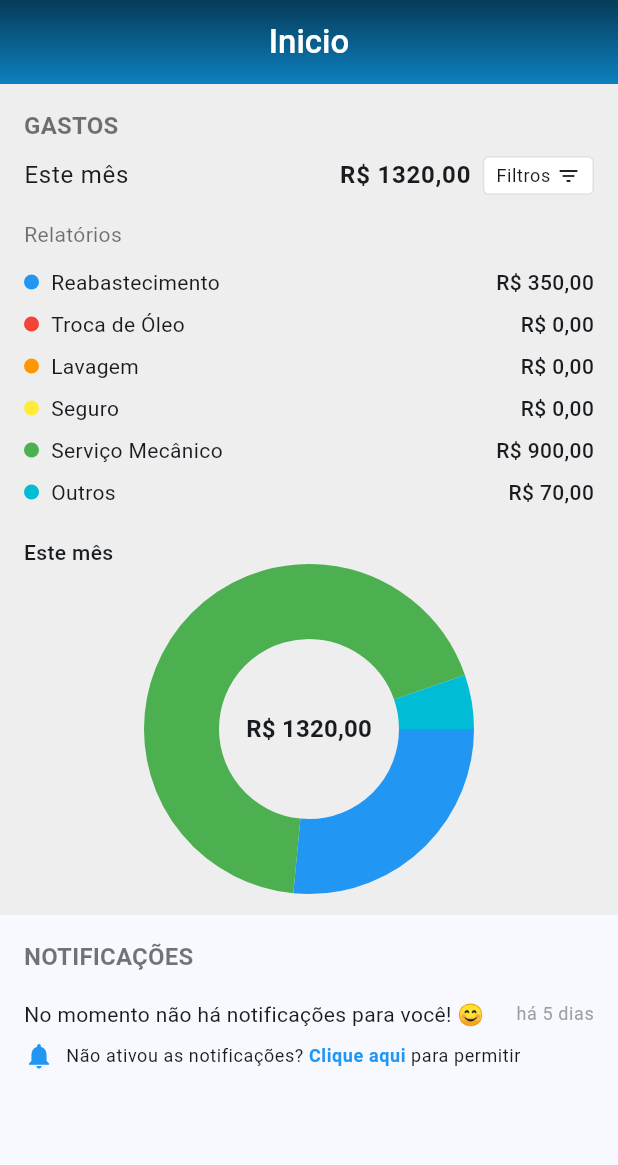
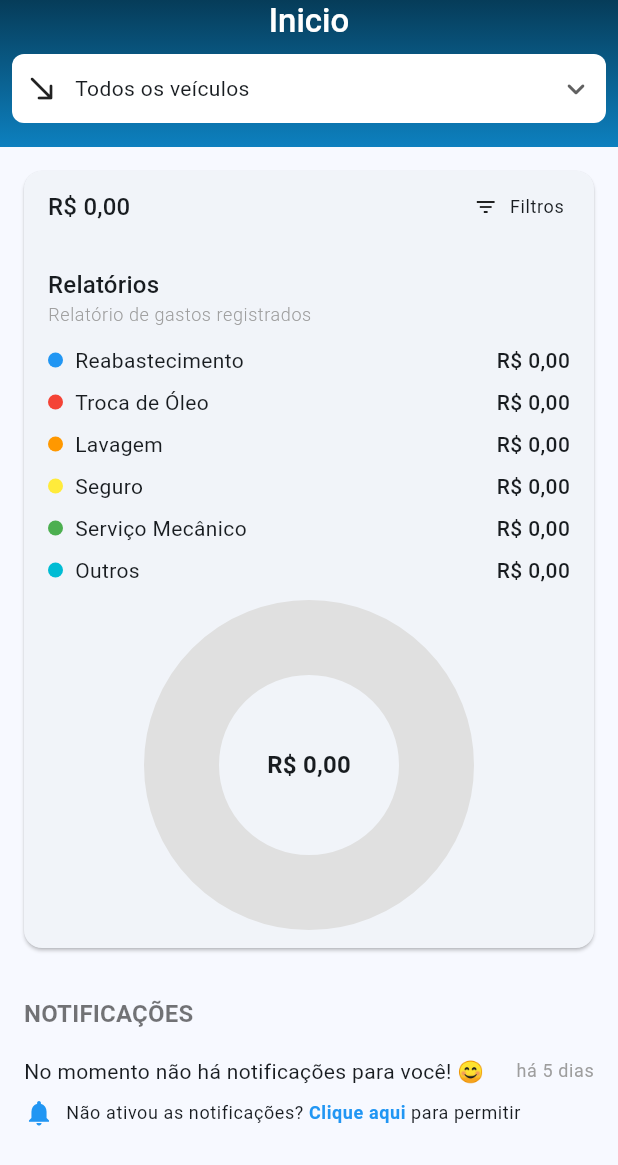
Before and after one commit to diogomachad0/auto_care_plus_app, a Flutter app: the HomeScreen screen opened by its route, on a phone screen of 412 x 824 dp. Shown: the top 1165 px of the screen. Run offline on Flutter 3.47's test engine with Material 3 defaults, Android fonts, the phone set to English and light mode, and no system bars; drawn by our look-alikes of fl_chart, oktoast; our stand-ins replace firebase_auth, firebase_core, flutter_local_notifications, flutter_map, flutter_mobx, flutter_modular and 10 more; missing offline and left inert: pkg_flutter_utils; accounts and stored records are empty; generated files the repository leaves out were written again; Roboto replaces fonts that are missing (Cabin).

Commit message:
fix: ajustes p/ retirar mock

```diff
--- a/lib/app/modules/home/home_screen.dart
+++ b/lib/app/modules/home/home_screen.dart
@@ -1,8 +1,11 @@
-import 'dart:math' as math;
-
+import 'package:auto_care_plus_app/app/modules/home/home_controller.dart';
 import 'package:auto_care_plus_app/app/shared/mixin/theme_mixin.dart';
 import 'package:fl_chart/fl_chart.dart';
 import 'package:flutter/material.dart';
+import 'package:flutter_mobx/flutter_mobx.dart';
+import 'package:flutter_modular/flutter_modular.dart';
+
+import '../veiculo/store/veiculo_store.dart';
 
 class HomeScreen extends StatefulWidget {
   const HomeScreen({super.key});
@@ -12,33 +15,59 @@ class HomeScreen extends StatefulWidget {
 }
 
 class _HomeScreenState extends State<HomeScreen> with ThemeMixin {
-  int _selectedIndex = 1;
-  final PageController _pageController = PageController();
+  late final HomeController _controller;
 
-  final List<ExpenseCategory> _expenses = [
-    ExpenseCategory('Reabastecimento', 350.0, Colors.blue),
-    ExpenseCategory('Troca de Óleo', 0.0, Colors.red),
-    ExpenseCategory('Lavagem', 0.0, Colors.orange),
-    ExpenseCategory('Seguro', 0.0, Colors.yellow),
-    ExpenseCategory('Serviço Mecânico', 900.0, Colors.green),
-    ExpenseCategory('Outros', 70.0, Colors.cyan),
-  ];
-
-  double get _totalExpense {
-    return _expenses.fold(0, (sum, expense) => sum + expense.value);
+  @override
+  void initState() {
+    super.initState();
+    _controller = Modular.get<HomeController>();
+    _loadData();
   }
 
-  @override
-  void dispose() {
-    _pageController.dispose();
-    super.dispose();
+  Future<void> _loadData() async {
+    await _controller.load();
   }
 
   @override
   Widget build(BuildContext context) {
     return Scaffold(
-        appBar: AppBar(
-          flexibleSpace: Container(
+      body: Column(
+        children: [
+          _buildAppBar(),
+          Expanded(
+            child: Observer(
+              builder: (_) {
+                if (_controller.isLoading) {
+                  return const Center(child: CircularProgressIndicator());
+                }
+
+                return RefreshIndicator(
+                  onRefresh: _loadData,
+                  child: SingleChildScrollView(
+                    child: Column(
+                      crossAxisAlignment: CrossAxisAlignment.start,
+                      children: [
+                        _buildExpensesSection(),
+                        _buildNotificationsSection(),
+                      ],
+                    ),
+                  ),
+                );
+              },
+            ),
+          ),
+        ],
+      ),
+    );
+  }
+
+  Widget _buildAppBar() {
+    return Container(
+      width: double.infinity,
+      padding: EdgeInsets.only(
+        top: MediaQuery.of(context).padding.top,
+        bottom: 8,
+      ),
       decoration: BoxDecoration(
         gradient: LinearGradient(
           colors: [
@@ -49,116 +78,203 @@ class _HomeScreenState extends State<HomeScreen> with ThemeMixin {
           end: Alignment.topCenter,
         ),
       ),
-          ),
-          centerTitle: true,
-          automaticallyImplyLeading: false,
-          title: Text(
+      child: Column(
+        children: [
+          Row(
+            mainAxisAlignment: MainAxisAlignment.center,
+            children: [
+              Text(
                 'Inicio',
                 style: textTheme.titleLarge?.copyWith(
                   color: Colors.white,
                 ),
               ),
+            ],
           ),
-        body: Column(
+          _buildVehicleDropdown(),
+        ],
+      ),
+    );
+  }
+
+  Widget _buildVehicleDropdown() {
+    return Center(
+      child: Padding(
+        padding: const EdgeInsets.all(8.0),
+        child: Container(
+          padding: const EdgeInsets.symmetric(horizontal: 8),
+          width: double.infinity,
+          height: 46,
+          decoration: BoxDecoration(
+            color: colorScheme.onPrimary,
+            borderRadius: BorderRadius.circular(8),
+          ),
+          child: Observer(
+            builder: (_) {
+              final veiculos = _controller.veiculos;
+
+              return DropdownButtonHideUnderline(
+                child: DropdownButton<String?>(
+                  dropdownColor: Colors.grey.shade200,
+                  value: _controller.veiculoSelecionadoId,
+                  isExpanded: true,
+                  icon: const Icon(Icons.keyboard_arrow_down_rounded),
+                  hint: const Row(
                     children: [
+                      Icon(Icons.directions_car),
+                      SizedBox(width: 10),
+                    ],
+                  ),
+                  selectedItemBuilder: (context) {
+                    return [
+                      null,
+                      ...veiculos.map((v) => v.base.id),
+                    ].map<Widget>((String? id) {
+                      final isAll = id == null;
+                      final veiculo = isAll
+                          ? null
+                          : veiculos.firstWhere(
+                              (v) => v.base.id == id,
+                              orElse: () => VeiculoStoreFactory.novo(),
+                            );
+
+                      return Row(
+                        children: [
+                          Icon(isAll ? Icons.south_east_rounded : Icons.directions_car),
+                          const SizedBox(width: 10),
                           Expanded(
-              child: SingleChildScrollView(
-                child: Column(
-                  crossAxisAlignment: CrossAxisAlignment.start,
+                            child: Text(
+                              isAll ? 'Todos os veículos' : '${veiculo!.modelo} - ${veiculo.placa}',
+                              style: textTheme.bodyMedium,
+                              overflow: TextOverflow.ellipsis,
+                            ),
+                          ),
+                        ],
+                      );
+                    }).toList();
+                  },
+                  onChanged: (String? newValue) {
+                    _controller.setVeiculoSelecionado(newValue);
+                  },
+                  items: [
+                    DropdownMenuItem<String?>(
+                      value: null,
+                      child: Row(
+                        mainAxisAlignment: MainAxisAlignment.spaceBetween,
                         children: [
-                    _buildExpensesSection(),
-                    _buildNotificationsSection(),
+                          Row(
+                            children: [
+                              Icon(
+                                Icons.south_east_rounded,
+                                color: _controller.veiculoSelecionadoId == null ? Colors.white : colorScheme.secondary,
+                              ),
+                              const SizedBox(width: 10),
+                              Text(
+                                'Todos os veículos',
+                                style: textTheme.bodyMedium?.copyWith(
+                                  color: _controller.veiculoSelecionadoId == null ? colorScheme.onPrimary : colorScheme.secondary,
+                                ),
+                              ),
+                            ],
+                          ),
+                          const Icon(Icons.keyboard_arrow_down_rounded, color: Colors.transparent),
                         ],
                       ),
                     ),
+                    ...veiculos.map((veiculo) {
+                      final isSelected = _controller.veiculoSelecionadoId == veiculo.base.id;
+                      return DropdownMenuItem<String?>(
+                        value: veiculo.base.id,
+                        child: Row(
+                          mainAxisAlignment: MainAxisAlignment.spaceBetween,
+                          children: [
+                            Row(
+                              children: [
+                                Icon(
+                                  Icons.directions_car,
+                                  color: isSelected ? Colors.white : colorScheme.secondary,
+                                ),
+                                const SizedBox(width: 10),
+                                Text(
+                                  '${veiculo.modelo} - ${veiculo.placa}',
+                                  style: textTheme.bodyMedium?.copyWith(
+                                    color: isSelected ? colorScheme.onPrimary : colorScheme.secondary,
+                                  ),
                                 ),
                               ],
-        ));
+                            ),
+                          ],
+                        ),
+                      );
+                    }),
+                  ],
+                  borderRadius: BorderRadius.circular(8),
+                ),
+              );
+            },
+          ),
+        ),
+      ),
+    );
   }
 
   Widget _buildExpensesSection() {
-    return Container(
-      color: Colors.grey[200],
-      padding: const EdgeInsets.all(16.0),
-      child: Column(
+    return Card(
+      margin: const EdgeInsets.all(16),
+      child: Padding(
+        padding: const EdgeInsets.only(top: 0, bottom: 22, left: 16, right: 16),
+        child: Observer(
+          builder: (_) {
+            final gastos = _controller.gastosCategorizados;
+            final totalGastos = _controller.totalGastos;
+            final expenses = gastos.entries.map((entry) => ExpenseCategory(entry.key, entry.value, _getColorForCategory(entry.key))).toList();
+
+            return Column(
               crossAxisAlignment: CrossAxisAlignment.start,
               children: [
                 Row(
                   mainAxisAlignment: MainAxisAlignment.spaceBetween,
                   children: [
                     Text(
-                'GASTOS',
-                style: textTheme.titleMedium?.copyWith(
-                  fontWeight: FontWeight.bold,
-                  color: Colors.black54,
+                      'R\$ ${totalGastos.toStringAsFixed(2).replaceAll('.', ',')}',
+                      style: textTheme.titleMedium,
                     ),
+                    TextButton.icon(
+                      style: TextButton.styleFrom(
+                        padding: const EdgeInsets.all(4),
                       ),
-            ],
-          ),
-          const SizedBox(height: 8),
-          Row(
-            mainAxisAlignment: MainAxisAlignment.spaceBetween,
-            children: [
-              Text(
-                'Este mês',
-                style: textTheme.bodyLarge,
-              ),
-              Row(
-                children: [
-                  Text(
-                    'R\$ ${_totalExpense.toStringAsFixed(2).replaceAll('.', ',')}',
-                    style: textTheme.bodyLarge?.copyWith(
-                      fontWeight: FontWeight.bold,
-                    ),
-                  ),
-                  const SizedBox(width: 8),
-                  Container(
-                    padding:
-                        const EdgeInsets.symmetric(horizontal: 8, vertical: 4),
-                    decoration: BoxDecoration(
-                      color: Colors.white,
-                      borderRadius: BorderRadius.circular(4),
-                      border: Border.all(color: Colors.grey[300]!),
-                    ),
-                    child: Row(
-                      children: [
-                        Text(
+                      onPressed: () {},
+                      icon: const Icon(Icons.filter_list, size: 16, color: Colors.black87),
+                      label: Text(
                         'Filtros',
                         style: textTheme.bodySmall,
                       ),
-                        const SizedBox(width: 4),
-                        const Icon(Icons.filter_list, size: 16),
-                      ],
-                    ),
-                  ),
-                ],
                     ),
                   ],
                 ),
                 const SizedBox(height: 16),
                 Text(
                   'Relatórios',
-            style: textTheme.bodyMedium?.copyWith(
-              color: Colors.black54,
+                  style: textTheme.titleMedium,
+                ),
+                Text(
+                  'Relatório de gastos registrados',
+                  style: textTheme.bodySmall?.copyWith(
+                    color: Colors.grey,
+                    fontWeight: FontWeight.w300,
                   ),
                 ),
                 const SizedBox(height: 8),
-          ..._expenses.map((expense) => _buildExpenseItem(expense)),
+                ...expenses.map((expense) => _buildExpenseItem(expense)),
                 const SizedBox(height: 16),
-          Text(
-            'Este mês',
-            style: textTheme.bodyMedium?.copyWith(
-              fontWeight: FontWeight.w500,
-            ),
-            textAlign: TextAlign.center,
-          ),
-          const SizedBox(height: 8),
                 SizedBox(
                   height: 200,
-            child: Center(child: _buildExpenseChart()),
+                  child: Center(child: _buildExpenseChart(expenses, totalGastos)),
                 ),
-          const SizedBox(height: 8),
               ],
+            );
+          },
+        ),
       ),
     );
   }
@@ -194,7 +310,7 @@ class _HomeScreenState extends State<HomeScreen> with ThemeMixin {
     );
   }
 
-  Widget _buildExpenseChart() {
+  Widget _buildExpenseChart(List<ExpenseCategory> expenses, double totalExpense) {
     return Stack(
       alignment: Alignment.center,
       children: [
@@ -202,9 +318,9 @@ class _HomeScreenState extends State<HomeScreen> with ThemeMixin {
           aspectRatio: 1,
           child: PieChart(
             PieChartData(
-              sectionsSpace: 0,
+              sectionsSpace: 0.5,
               centerSpaceRadius: 60,
-              sections: _getChartSections(),
+              sections: _getChartSections(expenses),
               borderData: FlBorderData(show: false),
             ),
           ),
@@ -213,7 +329,7 @@ class _HomeScreenState extends State<HomeScreen> with ThemeMixin {
           mainAxisSize: MainAxisSize.min,
           children: [
             Text(
-              'R\$ ${_totalExpense.toStringAsFixed(2).replaceAll('.', ',')}',
+              'R\$ ${totalExpense.toStringAsFixed(2).replaceAll('.', ',')}',
               style: textTheme.titleMedium?.copyWith(
                 fontWeight: FontWeight.bold,
               ),
@@ -224,8 +340,8 @@ class _HomeScreenState extends State<HomeScreen> with ThemeMixin {
     );
   }
 
-  List<PieChartSectionData> _getChartSections() {
-    final nonZeroExpenses = _expenses.where((e) => e.value > 0).toList();
+  List<PieChartSectionData> _getChartSections(List<ExpenseCategory> expenses) {
+    final nonZeroExpenses = expenses.where((e) => e.value > 0).toList();
 
     if (nonZeroExpenses.isEmpty) {
       return [
@@ -246,6 +362,25 @@ class _HomeScreenState extends State<HomeScreen> with ThemeMixin {
         showTitle: false,
       );
     }).toList();
+  }
+
+  Color _getColorForCategory(String category) {
+    switch (category) {
+      case 'Reabastecimento':
+        return Colors.blue;
+      case 'Troca de Óleo':
+        return Colors.red;
+      case 'Lavagem':
+        return Colors.orange;
+      case 'Seguro':
+        return Colors.yellow;
+      case 'Serviço Mecânico':
+        return Colors.green;
+      case 'Outros':
+        return Colors.cyan;
+      default:
+        return Colors.grey;
+    }
   }
 
   Widget _buildNotificationsSection() {
@@ -312,52 +447,6 @@ class _HomeScreenState extends State<HomeScreen> with ThemeMixin {
       ),
     );
   }
-
-  Widget _buildBottomNavigationBar() {
-    return Row(
-      mainAxisAlignment: MainAxisAlignment.spaceAround,
-      children: [
-        _buildNavItem(0, Icons.menu, 'Menu'),
-        _buildNavItem(1, Icons.home, 'Inicio'),
-        const SizedBox(width: 48),
-        _buildNavItem(2, Icons.show_chart, 'Atividade'),
-        _buildNavItem(3, Icons.map, 'Mapa'),
-      ],
-    );
-  }
-
-  Widget _buildNavItem(int index, IconData icon, String label) {
-    final isSelected = _selectedIndex == index;
-    return Expanded(
-      child: InkWell(
-        onTap: () {
-          setState(() {
-            _selectedIndex = index;
-          });
-        },
-        child: Padding(
-          padding: const EdgeInsets.symmetric(vertical: 8.0),
-          child: Column(
-            mainAxisSize: MainAxisSize.min,
-            children: [
-              Icon(
-                icon,
-                color: isSelected ? colorScheme.primary : Colors.grey,
-                size: 24,
-              ),
-              Text(
-                label,
-                style: TextStyle(
-                  fontSize: 12,
-                  color: isSelected ? colorScheme.primary : Colors.grey,
-                ),
-              ),
-            ],
-          ),
-        ),
-      ),
-    );
-  }
 }
 
 class ExpenseCategory {
@@ -367,62 +456,3 @@ class ExpenseCategory {
 
   ExpenseCategory(this.name, this.value, this.color);
 }
-
-class CircularNotch extends NotchedShape {
-  const CircularNotch();
-
-  @override
-  Path getOuterPath(Rect host, Rect? guest) {
-    if (guest == null || !host.overlaps(guest)) {
-      return Path()..addRect(host);
-    }
-
-    final double notchRadius = guest.width / 2;
-
-    const double s1 = 15.0;
-    const double s2 = 1.0;
-
-    final double r = notchRadius;
-    final double a = -1.0 * r - s2;
-    final double b = host.top - guest.center.dy;
-
-    final double n2 = math.sqrt(b * b * r * r * (1.0 - b * b / (r * r)));
-    final double p2xA = ((a * r * r - n2) / (a * a + b * b));
-    final double p2xB = ((a * r * r + n2) / (a * a + b * b));
-    final double p2yA = -b * p2xA / a;
-    final double p2yB = -b * p2xB / a;
-
-    final List<Offset> p = List<Offset>.filled(6, Offset.zero);
-
-    p[0] = Offset(a - s1, b);
-    p[1] = Offset(a, b);
-    final double cAx = p2xA;
-    final double cAy = p2yA;
-    final double cBx = p2xB;
-    final double cBy = p2yB;
-    p[2] = Offset(cAx, cAy);
-    p[3] = Offset(cBx, cBy);
-    p[4] = Offset(-a, b);
-    p[5] = Offset(-a + s1, b);
-
-    final Path path = Path()
-      ..moveTo(host.left, host.top)
-      ..lineTo(host.left, host.bottom)
-      ..lineTo(host.right, host.bottom)
-      ..lineTo(host.right, host.top)
-      ..lineTo(p[0].dx + guest.center.dx, p[0].dy + guest.center.dy)
-      ..lineTo(p[1].dx + guest.center.dx, p[1].dy + guest.center.dy);
-
-    for (int i = 1; i < p.length - 2; i += 1) {
-      final double x2 = p[i + 1].dx + guest.center.dx;
-      final double y2 = p[i + 1].dy + guest.center.dy;
-      path.quadraticBezierTo(guest.center.dx, guest.center.dy, x2, y2);
-    }
-
-    return path
-      ..lineTo(p[4].dx + guest.center.dx, p[4].dy + guest.center.dy)
-      ..lineTo(p[5].dx + guest.center.dx, p[5].dy + guest.center.dy)
-      ..lineTo(host.left, host.top)
-      ..close();
-  }
-}
```
Lines whose indentation alone changed are shown as unchanged.
